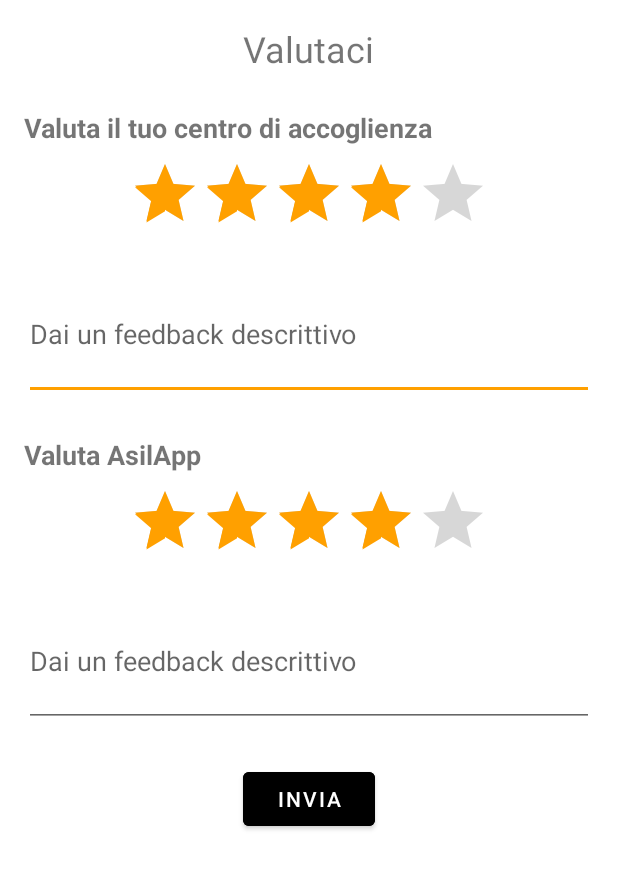
After one commit to HornAlloy/Berluxoding-AsilApp, an Android app: the layout activity_evaluations.xml on its own in the app's theme, with its tools: preview values and no code run, on a phone screen of 412 x 824 dp. The commit adds this screen. Shown: the top 869 px of the screen. Run offline under Robolectric (Android 15) with nearby library versions, the phone set to English and light mode, and no system bars.

Commit message:
sixth commit

```diff
--- /dev/null
+++ b/app/src/main/res/layout/activity_evaluations.xml
@@ -0,0 +1,125 @@
+<?xml version="1.0" encoding="utf-8"?>
+<androidx.constraintlayout.widget.ConstraintLayout xmlns:android="http://schemas.android.com/apk/res/android"
+    xmlns:app="http://schemas.android.com/apk/res-auto"
+    xmlns:tools="http://schemas.android.com/tools"
+    android:layout_width="match_parent"
+    android:layout_height="match_parent">
+
+    <!-- Titolo -->
+    <TextView
+        android:id="@+id/textViewTitle"
+        android:layout_width="wrap_content"
+        android:layout_height="wrap_content"
+        android:text="@string/valutaci"
+        android:textSize="24sp"
+        android:layout_centerHorizontal="true"
+        android:layout_marginTop="16dp"
+        app:layout_constraintStart_toStartOf="parent"
+        app:layout_constraintEnd_toEndOf="parent"
+        app:layout_constraintTop_toTopOf="parent"/>
+
+    <!-- Valutazione per il centro di accoglienza -->
+    <TextView
+        android:id="@+id/textViewCenterTitle"
+        android:layout_width="wrap_content"
+        android:layout_height="wrap_content"
+        android:text="@string/valuta_il_tuo_centro_di_accoglienza"
+        android:textStyle="bold"
+        android:textSize="18sp"
+        android:layout_below="@id/textViewTitle"
+        android:layout_marginTop="24dp"
+        android:layout_marginStart="16dp"
+        app:layout_constraintStart_toStartOf="parent"
+        app:layout_constraintTop_toBottomOf="@id/textViewTitle"/>
+
+    <RatingBar
+        android:id="@+id/ratingBarCenter"
+        android:layout_width="wrap_content"
+        android:layout_height="wrap_content"
+        android:numStars="5"
+        android:stepSize="1"
+        android:rating="4"
+        android:layout_below="@id/textViewCenterTitle"
+        android:layout_centerHorizontal="true"
+        android:layout_marginTop="8dp"
+        app:layout_constraintTop_toBottomOf="@id/textViewCenterTitle"
+        app:layout_constraintStart_toStartOf="parent"
+        app:layout_constraintEnd_toEndOf="parent"/>
+
+    <!-- Commenti per il centro di accoglienza -->
+    <EditText
+        android:id="@+id/editTextCenterComments"
+        android:layout_width="0dp"
+        android:layout_height="wrap_content"
+        android:layout_below="@id/ratingBarCenter"
+        android:layout_marginStart="16dp"
+        android:layout_marginTop="16dp"
+        android:layout_marginEnd="16dp"
+        android:hint="@string/dai_un_feedback_descrittivo"
+        android:inputType="textMultiLine"
+        android:minLines="3"
+        app:layout_constraintEnd_toEndOf="parent"
+        app:layout_constraintStart_toStartOf="parent"
+        app:layout_constraintTop_toBottomOf="@id/ratingBarCenter"
+        tools:ignore="Autofill,DuplicateSpeakableTextCheck" />
+
+    <!-- Valutazione per l'app -->
+    <TextView
+        android:id="@+id/textViewAppTitle"
+        android:layout_width="wrap_content"
+        android:layout_height="wrap_content"
+        android:text="@string/valuta_asilapp"
+        android:textStyle="bold"
+        android:textSize="18sp"
+        android:layout_below="@id/editTextCenterComments"
+        android:layout_marginTop="24dp"
+        android:layout_marginStart="16dp"
+        app:layout_constraintStart_toStartOf="parent"
+        app:layout_constraintTop_toBottomOf="@id/editTextCenterComments"/>
+
+    <RatingBar
+        android:id="@+id/ratingBarApp"
+        android:layout_width="wrap_content"
+        android:layout_height="wrap_content"
+        android:numStars="5"
+        android:stepSize="1"
+        android:rating="4"
+        android:layout_below="@id/textViewAppTitle"
+        android:layout_centerHorizontal="true"
+        android:layout_marginTop="8dp"
+        app:layout_constraintTop_toBottomOf="@id/textViewAppTitle"
+        app:layout_constraintStart_toStartOf="parent"
+        app:layout_constraintEnd_toEndOf="parent"/>
+
+    <!-- Commenti per l'app -->
+    <EditText
+        android:id="@+id/editTextAppComments"
+        android:layout_width="0dp"
+        android:layout_height="wrap_content"
+        android:hint="@string/dai_un_feedback_descrittivo"
+        android:importantForAutofill="no"
+        android:inputType="textMultiLine"
+        android:minLines="3"
+        android:layout_below="@id/ratingBarApp"
+        android:layout_marginStart="16dp"
+        android:layout_marginTop="16dp"
+        android:layout_marginEnd="16dp"
+        app:layout_constraintTop_toBottomOf="@id/ratingBarApp"
+        app:layout_constraintStart_toStartOf="parent"
+        app:layout_constraintEnd_toEndOf="parent"/>
+
+    <!-- Bottone di invio -->
+    <Button
+        android:id="@+id/buttonSubmit"
+        android:layout_width="wrap_content"
+        android:layout_height="wrap_content"
+        android:text="@string/invia"
+        android:backgroundTint="#000000"
+        android:layout_below="@id/editTextAppComments"
+        android:layout_centerHorizontal="true"
+        android:layout_marginTop="24dp"
+        app:layout_constraintTop_toBottomOf="@id/editTextAppComments"
+        app:layout_constraintStart_toStartOf="parent"
+        app:layout_constraintEnd_toEndOf="parent"/>
+
+</androidx.constraintlayout.widget.ConstraintLayout>
--- a/app/src/main/res/layout/activity_other.xml
+++ b/app/src/main/res/layout/activity_other.xml
@@ -40,6 +40,15 @@
             android:backgroundTint="#000000"
             android:layout_marginTop="75dp"
             android:textStyle="bold"/>
+        <Button
+            android:id="@+id/btnValutazioni"
+            android:layout_width="match_parent"
+            android:layout_height="50dp"
+            android:text="@string/valutazioni"
+            tools:ignore="HardcodedText"
+            android:backgroundTint="#000000"
+            android:layout_marginTop="25dp"
+            android:textStyle="bold"/>
 
         <!-- Altri documenti e riferimenti utili -->
 
--- a/app/src/main/res/values/strings.xml
+++ b/app/src/main/res/values/strings.xml
@@ -97,5 +97,11 @@
     <string name="assistenza_legale">Assistenza legale</string>
     <string name="supporto_linguistico">Supporto linguistico</string>
     <string name="indietro">Indietro</string>
+    <string name="valutazioni">Valutazioni</string>
+    <string name="valutaci">Valutaci</string>
+    <string name="valuta_il_tuo_centro_di_accoglienza">Valuta il tuo centro di accoglienza</string>
+    <string name="dai_un_feedback_descrittivo">Dai un feedback descrittivo</string>
+    <string name="valuta_asilapp">Valuta AsilApp</string>
+    <string name="invia">Invia</string>
 
 </resources>
```
